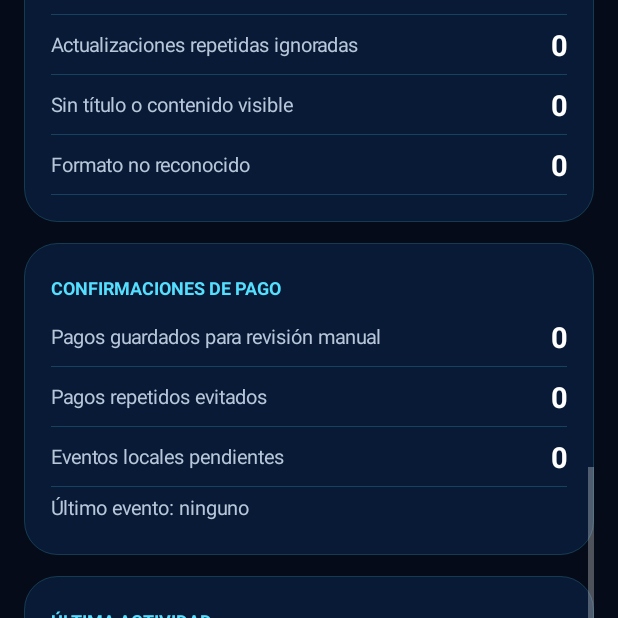
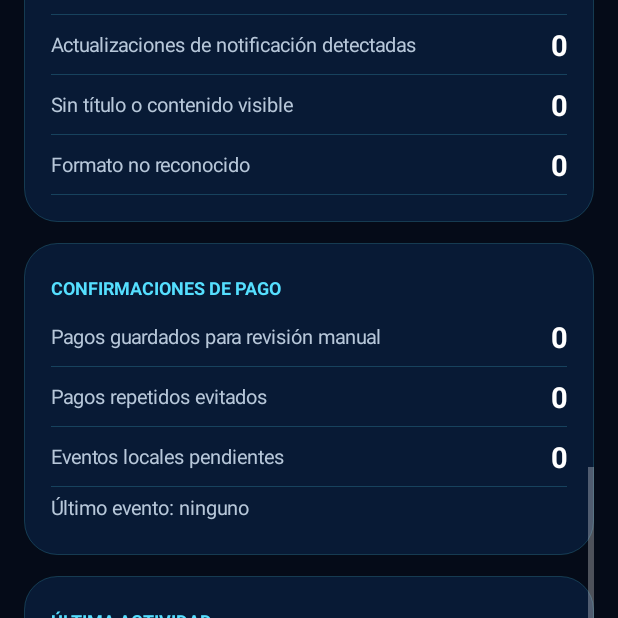
Before and after one commit to fidelarcia09/gamevora, an Android app: the screen it shows after launch (MainActivity), scrolled down 532 dp, on a phone screen of 412 x 824 dp, the top half of it. Run offline under Robolectric (Android 15) with nearby library versions, the phone set to English and light mode, and no system bars.

Commit message:
Clarify notification update diagnostic label

```diff
--- a/android/app/src/main/java/com/gamersgold/paymentreader/MainActivity.kt
+++ b/android/app/src/main/java/com/gamersgold/paymentreader/MainActivity.kt
@@ -100,7 +100,7 @@ class MainActivity : Activity() {
         val diagnostics = card()
         addText(diagnostics, "DIAGNÓSTICO", 12f, cyan, true)
         addMetric(diagnostics, "Notificaciones únicas de Mensajes", count(prefs, NotificationCaptureService.KEY_TOTAL_NOTIFICATIONS))
-        addMetric(diagnostics, "Actualizaciones repetidas ignoradas", count(prefs, NotificationCaptureService.KEY_DUPLICATE_NOTIFICATIONS))
+        addMetric(diagnostics, "Actualizaciones de notificación detectadas", count(prefs, NotificationCaptureService.KEY_DUPLICATE_NOTIFICATIONS))
         addMetric(diagnostics, "Sin título o contenido visible", count(prefs, NotificationCaptureService.KEY_NO_CONTENT_NOTIFICATIONS))
         addMetric(diagnostics, "Formato no reconocido", count(prefs, NotificationCaptureService.KEY_UNRECOGNIZED_NOTIFICATIONS))
         content.addView(diagnostics)
```
